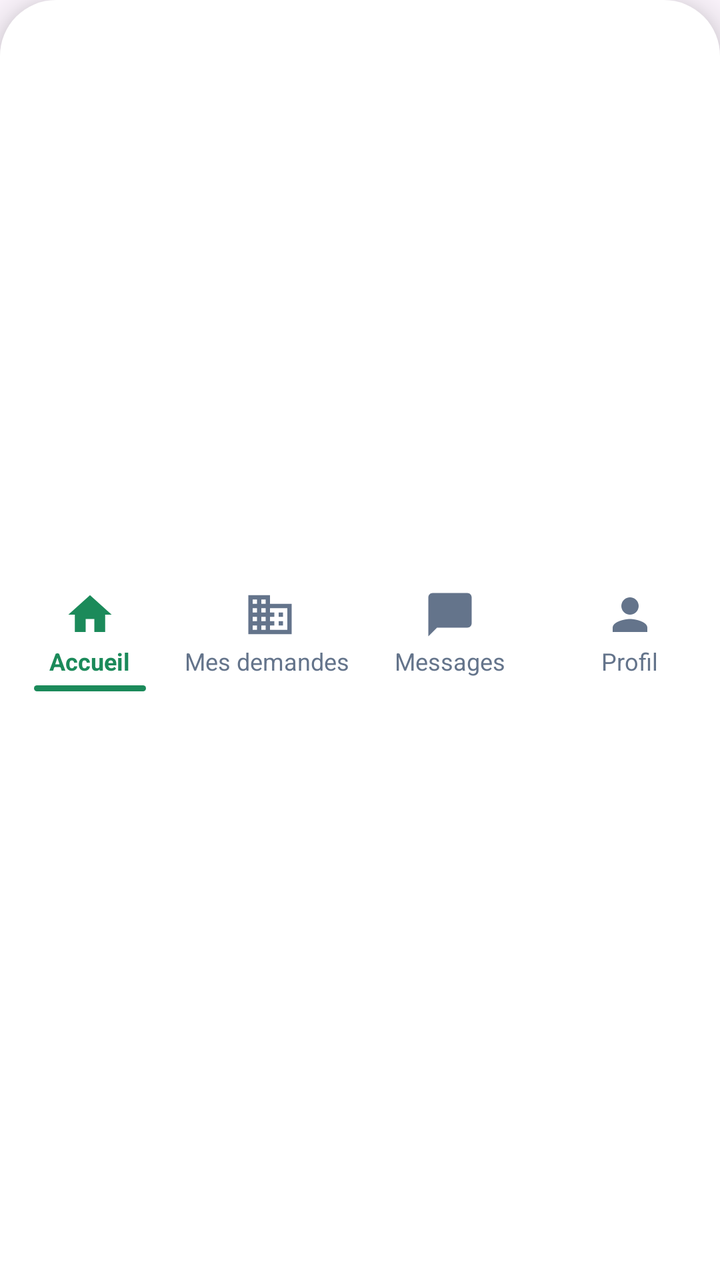
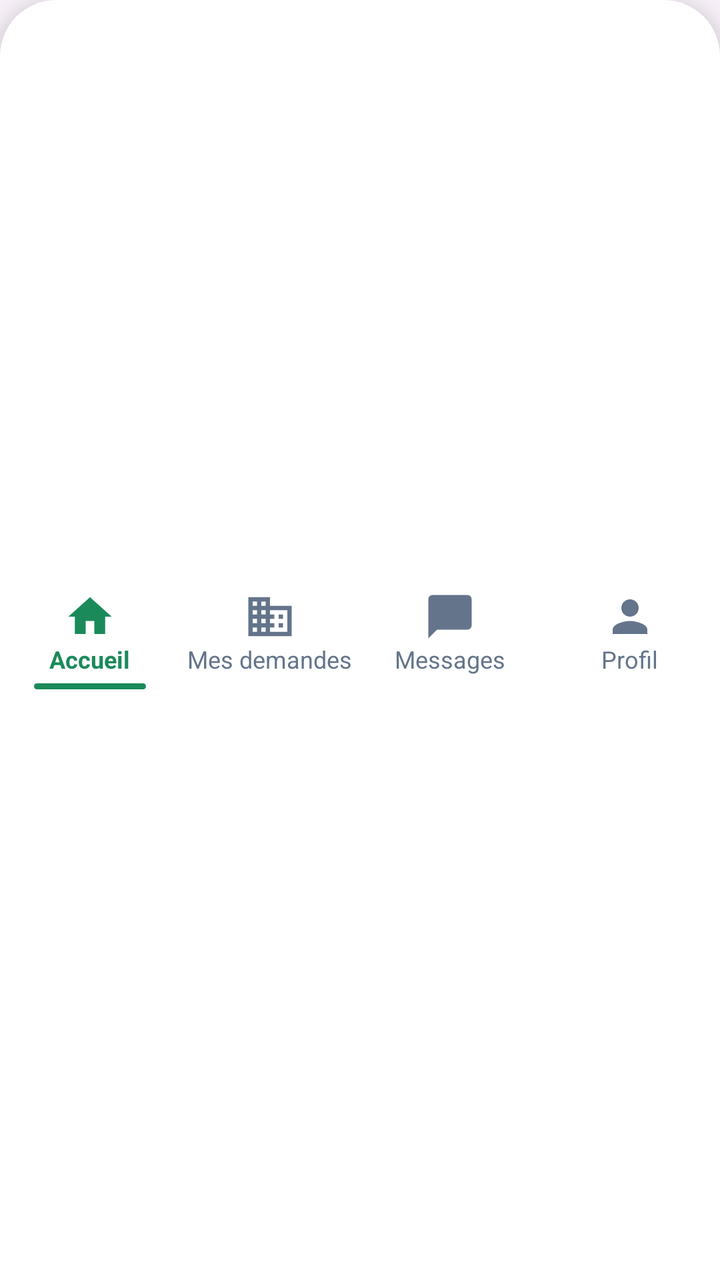

An Android layout rendered at two revisions. The XML below is the earlier revision; the diff shows what the commit changed to produce the second picture.
<!-- AndroidManifest.xml: application theme Theme.DIAR -->
<!-- res/layout/interface_barre_proprietaire.xml -->
<?xml version="1.0" encoding="utf-8"?>
<LinearLayout
    xmlns:android="http://schemas.android.com/apk/res/android"
    xmlns:app="http://schemas.android.com/apk/res-auto"
    android:id="@+id/bottomNavigationProprietaire"
    android:layout_width="match_parent"
    android:layout_height="70dp"
    android:background="@drawable/bg_bottom_nav"
    android:elevation="12dp"
    android:gravity="center"
    android:orientation="horizontal"
    android:paddingTop="6dp"
    android:paddingBottom="6dp">

    
    <LinearLayout
        android:id="@+id/nav_prop_accueil"
        android:layout_width="0dp"
        android:layout_height="match_parent"
        android:layout_weight="1"
        android:clickable="true"
        android:focusable="true"
        android:foreground="?attr/selectableItemBackgroundBorderless"
        android:gravity="center"
        android:orientation="vertical">

        <ImageView
            android:id="@+id/ic_nav_prop_accueil"
            android:layout_width="26dp"
            android:layout_height="26dp"
            android:importantForAccessibility="no"
            android:src="@drawable/ic_home"
            app:tint="#1B8A5A" />

        <TextView
            android:id="@+id/tv_nav_prop_accueil"
            android:layout_width="wrap_content"
            android:layout_height="wrap_content"
            android:layout_marginTop="2dp"
            android:text="Accueil"
            android:textColor="#1B8A5A"
            android:textSize="12sp"
            android:textStyle="bold" />

        <View
            android:id="@+id/indicator_nav_prop_accueil"
            android:layout_width="56dp"
            android:layout_height="3dp"
            android:layout_marginTop="4dp"
            android:background="@drawable/bg_nav_indicator" />
    </LinearLayout>

    
    <LinearLayout
        android:id="@+id/nav_prop_annonces"
        android:layout_width="0dp"
        android:layout_height="match_parent"
        android:layout_weight="1"
        android:clickable="true"
        android:focusable="true"
        android:foreground="?attr/selectableItemBackgroundBorderless"
        android:gravity="center"
        android:orientation="vertical">

        <ImageView
            android:id="@+id/ic_nav_prop_annonces"
            android:layout_width="26dp"
            android:layout_height="26dp"
            android:importantForAccessibility="no"
            android:src="@drawable/ic_building"
            app:tint="#64748B" />

        <TextView
            android:id="@+id/tv_nav_prop_annonces"
            android:layout_width="wrap_content"
            android:layout_height="wrap_content"
            android:layout_marginTop="2dp"
            android:text="Mes demandes "
            android:textColor="#64748B"
            android:textSize="12sp" />

        <View
            android:id="@+id/indicator_nav_prop_annonces"
            android:layout_width="56dp"
            android:layout_height="3dp"
            android:layout_marginTop="4dp"
            android:background="@drawable/bg_nav_indicator"
            android:visibility="invisible" />
    </LinearLayout>

    
    <LinearLayout
        android:id="@+id/nav_prop_messages"
        android:layout_width="0dp"
        android:layout_height="match_parent"
        android:layout_weight="1"
        android:clickable="true"
        android:focusable="true"
        android:foreground="?attr/selectableItemBackgroundBorderless"
        android:gravity="center"
        android:orientation="vertical">

        <ImageView
            android:id="@+id/ic_nav_prop_messages"
            android:layout_width="26dp"
            android:layout_height="26dp"
            android:importantForAccessibility="no"
            android:src="@drawable/ic_chat"
            app:tint="#64748B" />

        <TextView
            android:id="@+id/tv_nav_prop_messages"
            android:layout_width="wrap_content"
            android:layout_height="wrap_content"
            android:layout_marginTop="2dp"
            android:text="Messages"
            android:textColor="#64748B"
            android:textSize="12sp" />

        <View
            android:id="@+id/indicator_nav_prop_messages"
            android:layout_width="56dp"
            android:layout_height="3dp"
            android:layout_marginTop="4dp"
            android:background="@drawable/bg_nav_indicator"
            android:visibility="invisible" />
    </LinearLayout>

    
    <LinearLayout
        android:id="@+id/nav_prop_profil"
        android:layout_width="0dp"
        android:layout_height="match_parent"
        android:layout_weight="1"
        android:clickable="true"
        android:focusable="true"
        android:foreground="?attr/selectableItemBackgroundBorderless"
        android:gravity="center"
        android:orientation="vertical">

        <ImageView
            android:id="@+id/ic_nav_prop_profil"
            android:layout_width="26dp"
            android:layout_height="26dp"
            android:importantForAccessibility="no"
            android:src="@drawable/ic_person"
            app:tint="#64748B" />

        <TextView
            android:id="@+id/tv_nav_prop_profil"
            android:layout_width="wrap_content"
            android:layout_height="wrap_content"
            android:layout_marginTop="2dp"
            android:text="Profil"
            android:textColor="#64748B"
            android:textSize="12sp" />

        <View
            android:id="@+id/indicator_nav_prop_profil"
            android:layout_width="56dp"
            android:layout_height="3dp"
            android:layout_marginTop="4dp"
            android:background="@drawable/bg_nav_indicator"
            android:visibility="invisible" />
    </LinearLayout>

</LinearLayout>
<!-- resources referenced by this layout -->
<resources>
  <!-- drawable bg_bottom_nav (drawable) -->
  <shape xmlns:android="http://schemas.android.com/apk/res/android" android:shape="rectangle">
      <solid android:color="#FFFFFF" />
      <corners
          android:topLeftRadius="28dp"
          android:topRightRadius="28dp" />
  </shape>
  <!-- drawable bg_nav_indicator (drawable) -->
  <shape xmlns:android="http://schemas.android.com/apk/res/android" android:shape="rectangle">
      <solid android:color="#1B8A5A" />
      <corners android:radius="2dp" />
  </shape>
  <!-- drawable ic_building (drawable) -->
  <vector xmlns:android="http://schemas.android.com/apk/res/android"
      android:width="24dp" android:height="24dp"
      android:viewportWidth="24" android:viewportHeight="24">
      <path android:fillColor="#000000"
          android:pathData="M12,7V3H2v18h20V7H12zM6,19H4v-2h2V19zM6,15H4v-2h2V15zM6,11H4V9h2V11zM6,7H4V5h2V7zM10,19H8v-2h2V19zM10,15H8v-2h2V15zM10,11H8V9h2V11zM10,7H8V5h2V7zM20,19h-8v-2h2v-2h-2v-2h2v-2h-2V9h8V19zM18,11h-2v2h2V11zM18,15h-2v2h2V15z" />
  </vector>
  <!-- drawable ic_chat (drawable) -->
  <vector xmlns:android="http://schemas.android.com/apk/res/android"
      android:width="24dp" android:height="24dp"
      android:viewportWidth="24" android:viewportHeight="24">
      <path android:fillColor="#000000"
          android:pathData="M20,2H4c-1.1,0 -2,0.9 -2,2v18l4,-4h14c1.1,0 2,-0.9 2,-2V4c0,-1.1 -0.9,-2 -2,-2z" />
  </vector>
  <!-- drawable ic_home (drawable) -->
  <vector xmlns:android="http://schemas.android.com/apk/res/android"
      android:width="24dp" android:height="24dp"
      android:viewportWidth="24" android:viewportHeight="24">
      <path android:fillColor="#000000"
          android:pathData="M10,20v-6h4v6h5v-8h3L12,3 2,12h3v8z" />
  </vector>
  <!-- drawable ic_person (drawable) -->
  <vector xmlns:android="http://schemas.android.com/apk/res/android"
      android:width="24dp" android:height="24dp"
      android:viewportWidth="24" android:viewportHeight="24">
      <path android:fillColor="#000000"
          android:pathData="M12,12c2.21,0 4,-1.79 4,-4s-1.79,-4 -4,-4 -4,1.79 -4,4 1.79,4 4,4zM12,14c-2.67,0 -8,1.34 -8,4v2h16v-2c0,-2.66 -5.33,-4 -8,-4z" />
  </vector>
  <style name="Theme.DIAR" parent="Base.Theme.DIAR" />
  <style name="Base.Theme.DIAR" parent="Theme.Material3.DayNight.NoActionBar">
          
          
      </style>
</resources>

<!-- the commit's change to res/layout/interface_barre_proprietaire.xml (unified diff, before → after) -->
@@ -2,7 +2,6 @@
 <LinearLayout
     xmlns:android="http://schemas.android.com/apk/res/android"
     xmlns:app="http://schemas.android.com/apk/res-auto"
-    android:id="@+id/bottomNavigationProprietaire"
     android:layout_width="match_parent"
     android:layout_height="70dp"
     android:background="@drawable/bg_bottom_nav"
@@ -28,26 +27,24 @@
             android:id="@+id/ic_nav_prop_accueil"
             android:layout_width="26dp"
             android:layout_height="26dp"
-            android:importantForAccessibility="no"
             android:src="@drawable/ic_home"
-            app:tint="#1B8A5A" />
+            app:tint="#1B8A5A"/>
 
         <TextView
             android:id="@+id/tv_nav_prop_accueil"
             android:layout_width="wrap_content"
             android:layout_height="wrap_content"
-            android:layout_marginTop="2dp"
             android:text="Accueil"
             android:textColor="#1B8A5A"
             android:textSize="12sp"
-            android:textStyle="bold" />
+            android:textStyle="bold"/>
 
         <View
             android:id="@+id/indicator_nav_prop_accueil"
             android:layout_width="56dp"
             android:layout_height="3dp"
             android:layout_marginTop="4dp"
-            android:background="@drawable/bg_nav_indicator" />
+            android:background="@drawable/bg_nav_indicator"/>
     </LinearLayout>
 
     
@@ -66,18 +63,16 @@
             android:id="@+id/ic_nav_prop_annonces"
             android:layout_width="26dp"
             android:layout_height="26dp"
-            android:importantForAccessibility="no"
             android:src="@drawable/ic_building"
-            app:tint="#64748B" />
+            app:tint="#64748B"/>
 
         <TextView
             android:id="@+id/tv_nav_prop_annonces"
             android:layout_width="wrap_content"
             android:layout_height="wrap_content"
-            android:layout_marginTop="2dp"
-            android:text="Mes demandes "
+            android:text="Mes demandes"
             android:textColor="#64748B"
-            android:textSize="12sp" />
+            android:textSize="12sp"/>
 
         <View
             android:id="@+id/indicator_nav_prop_annonces"
@@ -85,7 +80,7 @@
             android:layout_height="3dp"
             android:layout_marginTop="4dp"
             android:background="@drawable/bg_nav_indicator"
-            android:visibility="invisible" />
+            android:visibility="invisible"/>
     </LinearLayout>
 
     
@@ -104,18 +99,16 @@
             android:id="@+id/ic_nav_prop_messages"
             android:layout_width="26dp"
             android:layout_height="26dp"
-            android:importantForAccessibility="no"
             android:src="@drawable/ic_chat"
-            app:tint="#64748B" />
+            app:tint="#64748B"/>
 
         <TextView
             android:id="@+id/tv_nav_prop_messages"
             android:layout_width="wrap_content"
             android:layout_height="wrap_content"
-            android:layout_marginTop="2dp"
             android:text="Messages"
             android:textColor="#64748B"
-            android:textSize="12sp" />
+            android:textSize="12sp"/>
 
         <View
             android:id="@+id/indicator_nav_prop_messages"
@@ -123,7 +116,7 @@
             android:layout_height="3dp"
             android:layout_marginTop="4dp"
             android:background="@drawable/bg_nav_indicator"
-            android:visibility="invisible" />
+            android:visibility="invisible"/>
     </LinearLayout>
 
     
@@ -142,18 +135,16 @@
             android:id="@+id/ic_nav_prop_profil"
             android:layout_width="26dp"
             android:layout_height="26dp"
-            android:importantForAccessibility="no"
             android:src="@drawable/ic_person"
-            app:tint="#64748B" />
+            app:tint="#64748B"/>
 
         <TextView
             android:id="@+id/tv_nav_prop_profil"
             android:layout_width="wrap_content"
             android:layout_height="wrap_content"
-            android:layout_marginTop="2dp"
             android:text="Profil"
             android:textColor="#64748B"
-            android:textSize="12sp" />
+            android:textSize="12sp"/>
 
         <View
             android:id="@+id/indicator_nav_prop_profil"
@@ -161,7 +152,7 @@
             android:layout_height="3dp"
             android:layout_marginTop="4dp"
             android:background="@drawable/bg_nav_indicator"
-            android:visibility="invisible" />
+            android:visibility="invisible"/>
     </LinearLayout>
 
 </LinearLayout>
